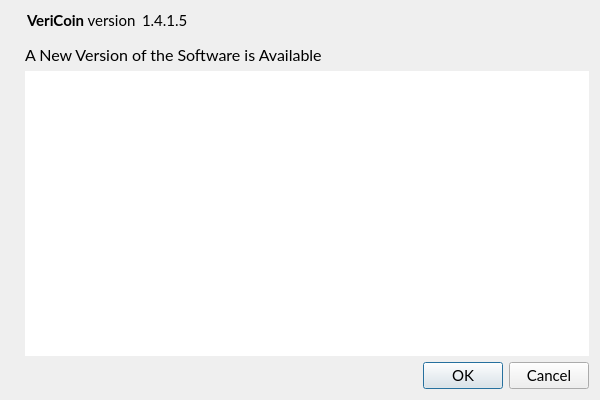
VeriConomy/vericoin, file src/qt/forms/updatedialog.ui: the form before one commit.
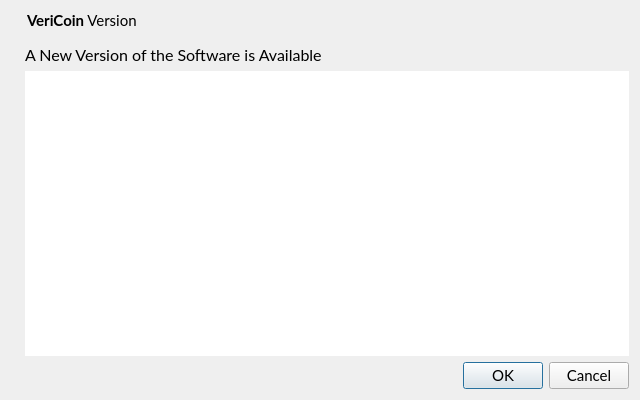
The form after the commit. Icons and pictures are not drawn.

```diff
--- a/src/qt/forms/updatedialog.ui
+++ b/src/qt/forms/updatedialog.ui
@@ -6,7 +6,7 @@
    <rect>
     <x>0</x>
     <y>0</y>
-    <width>600</width>
+    <width>640</width>
     <height>400</height>
    </rect>
   </property>
@@ -49,7 +49,7 @@
           <cursorShape>IBeamCursor</cursorShape>
          </property>
          <property name="text">
-          <string>&lt;b&gt;VeriCoin&lt;/b&gt; version</string>
+          <string>&lt;b&gt;VeriCoin&lt;/b&gt; Version</string>
          </property>
          <property name="textInteractionFlags">
           <set>Qt::LinksAccessibleByMouse|Qt::TextSelectableByKeyboard|Qt::TextSelectableByMouse</set>
@@ -62,7 +62,7 @@
           <cursorShape>IBeamCursor</cursorShape>
          </property>
          <property name="text">
-          <string notr="true">1.4.1.5</string>
+          <string notr="true"/>
          </property>
          <property name="textInteractionFlags">
           <set>Qt::LinksAccessibleByMouse|Qt::TextSelectableByKeyboard|Qt::TextSelectableByMouse</set>
```
